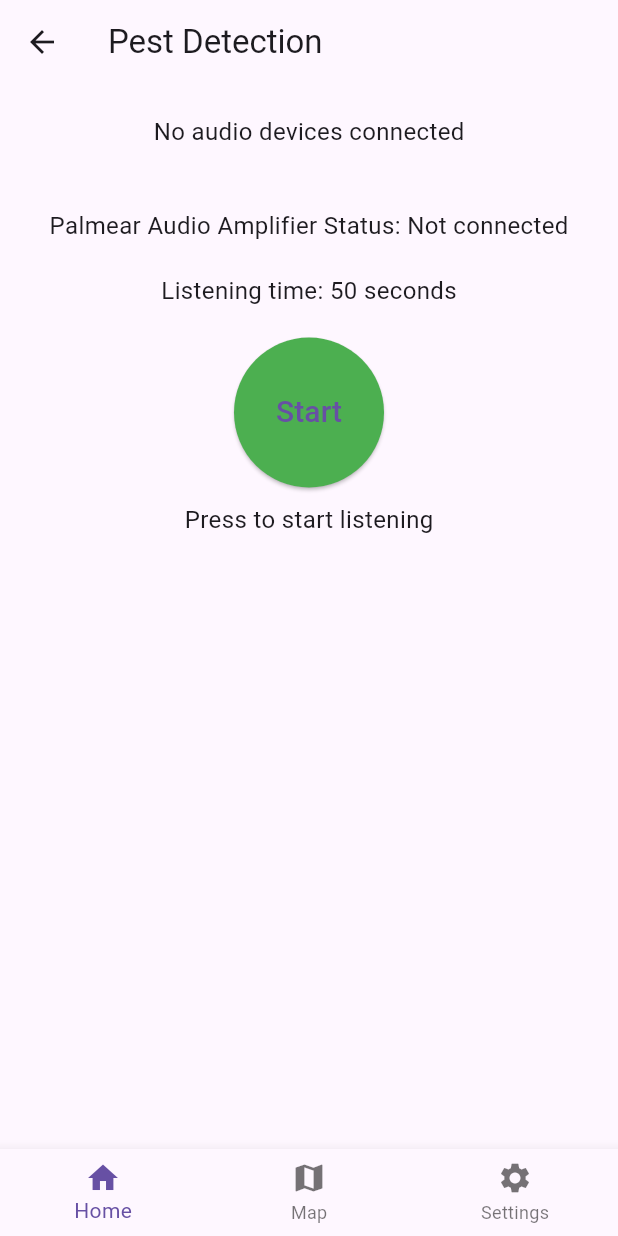
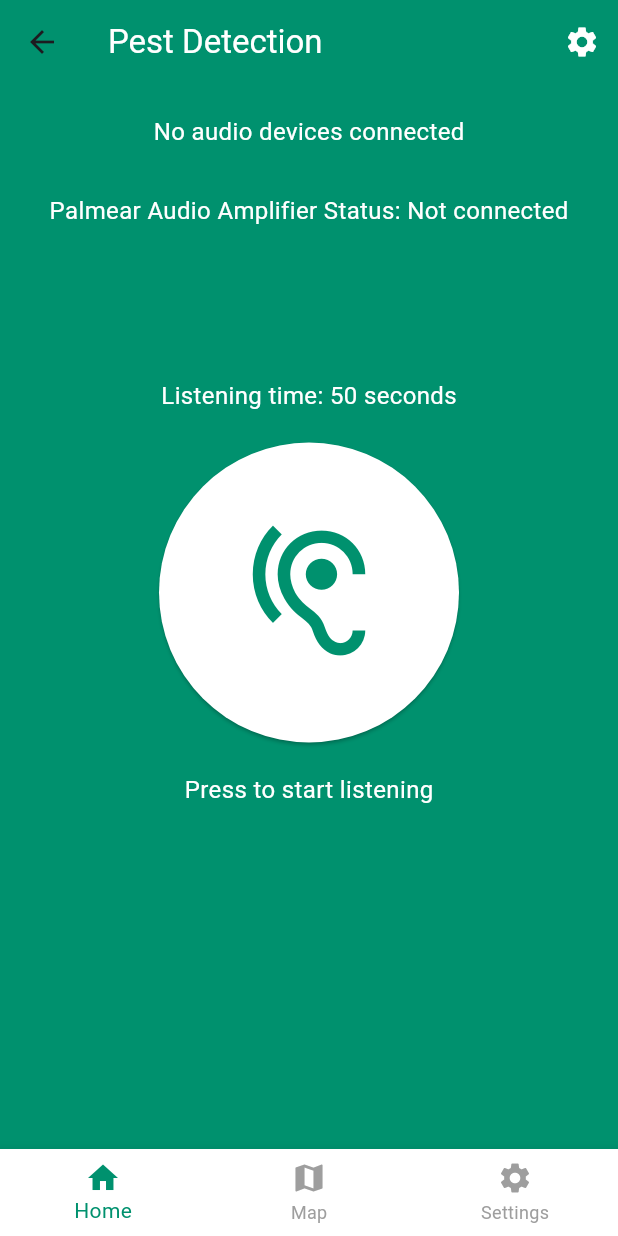
Before and after one commit to OmarKhaleel/graduation_project_repo, a Flutter app: the MyHomePage screen opened directly with empty values, on a phone screen of 412 x 824 dp. Run offline on Flutter 3.47's test engine with Material 3 defaults, Android fonts, the light colour scheme and no system bars.

Commit message:
Updated the UI of the home to look more like the one in the already existing application, only few details left.

```diff
--- a/lib/presentation/screens/home_screen.dart
+++ b/lib/presentation/screens/home_screen.dart
@@ -3,6 +3,7 @@ import 'package:flutter/material.dart';
 import 'package:palmear_application/domain/entities/audio_device_info.dart';
 import 'package:palmear_application/data/repositories/audio_device_repository.dart';
 import 'package:palmear_application/domain/use_cases/get_audio_devices.dart';
+import 'package:palmear_application/presentation/widgets/bottom_navigation_bar.dart';
 import 'map_screen.dart';
 import 'settings_screen.dart';
 
@@ -83,7 +84,7 @@ class _MyHomePageState extends State<MyHomePage> {
               padding: EdgeInsets.symmetric(vertical: 20.0),
               child: Text(
                 'No audio devices connected',
-                  style: TextStyle(fontSize: 16),
+                style: TextStyle(fontSize: 16, color: Colors.white),
               ),
             )
           else
@@ -93,27 +94,33 @@ class _MyHomePageState extends State<MyHomePage> {
               itemBuilder: (context, index) {
                 final device = _audioDevices[index];
                 return ListTile(
-                    title: Text(device.name),
+                  title: Text(
+                    device.name,
+                    style: const TextStyle(color: Colors.white),
+                  ),
                   subtitle: Column(
                     crossAxisAlignment: CrossAxisAlignment.start,
                     children: [
-                        Text('Sample Rate: ${device.sampleRate} Hz'),
-                        Text('Channels: ${device.channels}'),
-                        Text('Callback Function: ${device.callbackFunction}'),
+                      Text('Sample Rate: ${device.sampleRate} Hz',
+                          style: const TextStyle(color: Colors.white)),
+                      Text('Channels: ${device.channels}',
+                          style: const TextStyle(color: Colors.white)),
+                      Text('Callback Function: ${device.callbackFunction}',
+                          style: const TextStyle(color: Colors.white)),
                     ],
                   ),
                 );
               },
             ),
-            const SizedBox(height: 20),
+          const SizedBox(height: 10),
           Text(
             'Palmear Audio Amplifier Status: ${isPalmearAudioAmplifierConnected ? 'Connected' : 'Not connected'}',
-              style: const TextStyle(fontSize: 16),
+            style: const TextStyle(fontSize: 16, color: Colors.white),
           ),
-            const SizedBox(height: 20),
+          const SizedBox(height: 100),
           Text(
             'Listening time: $countdown seconds',
-              style: const TextStyle(fontSize: 16),
+            style: const TextStyle(fontSize: 16, color: Colors.white),
           ),
           const SizedBox(height: 20),
           ElevatedButton(
@@ -153,63 +160,55 @@ class _MyHomePageState extends State<MyHomePage> {
             style: ButtonStyle(
               backgroundColor: MaterialStateProperty.resolveWith<Color>(
                 (Set<MaterialState> states) {
-                    return isListening ? Colors.red : Colors.green;
+                  return isListening ? Colors.red : Colors.white;
                 },
               ),
-                shape: MaterialStateProperty.all<CircleBorder>(
-                  const CircleBorder(),
+              shape: MaterialStateProperty.all<RoundedRectangleBorder>(
+                RoundedRectangleBorder(
+                  borderRadius: BorderRadius.circular(100.0),
                 ),
               ),
-              child: SizedBox(
-                width: 100,
-                height: 100,
-                child: Center(
-                  child: Text(
-                    isListening ? 'Stop' : 'Start',
-                    style: const TextStyle(fontSize: 20),
+              padding: MaterialStateProperty.all<EdgeInsets>(
+                  const EdgeInsets.all(50)),
+            ),
+            child: const Icon(
+              Icons.hearing,
+              size: 100,
+              color: Color(0xFF00916E),
             ),
           ),
-              ),
-            ),
-            const SizedBox(height: 10),
+          const SizedBox(height: 20),
           Text(
             isListening
                 ? 'Press to stop listening'
                 : 'Press to start listening',
-              style: const TextStyle(fontSize: 16),
+            style: const TextStyle(fontSize: 16, color: Colors.white),
           ),
-          ],
-        ),
-      ),
-    );
+        ])));
   }
 
   @override
   Widget build(BuildContext context) {
     return Scaffold(
         appBar: AppBar(
-        title: const Text('Pest Detection'),
-      ),
-      body: _buildPageContent(),
-      bottomNavigationBar: BottomNavigationBar(
-        currentIndex: _selectedIndex,
-        onTap: _onItemTapped,
-        items: const <BottomNavigationBarItem>[
-          BottomNavigationBarItem(
-            icon: Icon(Icons.home),
-            label: 'Home',
-          ),
-          BottomNavigationBarItem(
-            icon: Icon(Icons.map),
-            label: 'Map',
-          ),
-          BottomNavigationBarItem(
-            icon: Icon(Icons.settings),
-            label: 'Settings',
+          title: const Text('Pest Detection',
+              style: TextStyle(color: Colors.white)),
+          backgroundColor: const Color(0xFF00916E),
+          actions: <Widget>[
+            IconButton(
+              icon: const Icon(Icons.settings, color: Colors.white),
+              onPressed: () {
+                // Implement action
+              },
             ),
           ],
         ),
-    );
+        backgroundColor: const Color(0xFF00916E),
+        body: _buildPageContent(),
+        bottomNavigationBar: BottomNavigationBarScreen(
+          selectedIndex: _selectedIndex,
+          onItemSelected: _onItemTapped,
+        ));
   }
 
   @override
--- a/lib/presentation/widgets/bottom_navigation_bar.dart
+++ b/lib/presentation/widgets/bottom_navigation_bar.dart
@@ -15,7 +15,6 @@ class BottomNavigationBarScreen extends StatelessWidget {
     return BottomNavigationBar(
       currentIndex: selectedIndex,
       onTap: onItemSelected,
-      selectedItemColor: const Color(0xFF6750A4),
       items: const <BottomNavigationBarItem>[
         BottomNavigationBarItem(
           icon: Icon(Icons.home),
```
Also changed, not shown: lib/main.dart (+20 -0 lines), lib/presentation/screens/login_screen.dart (+6 -14 lines), 1 other file. Lines whose indentation alone changed are shown as unchanged.
